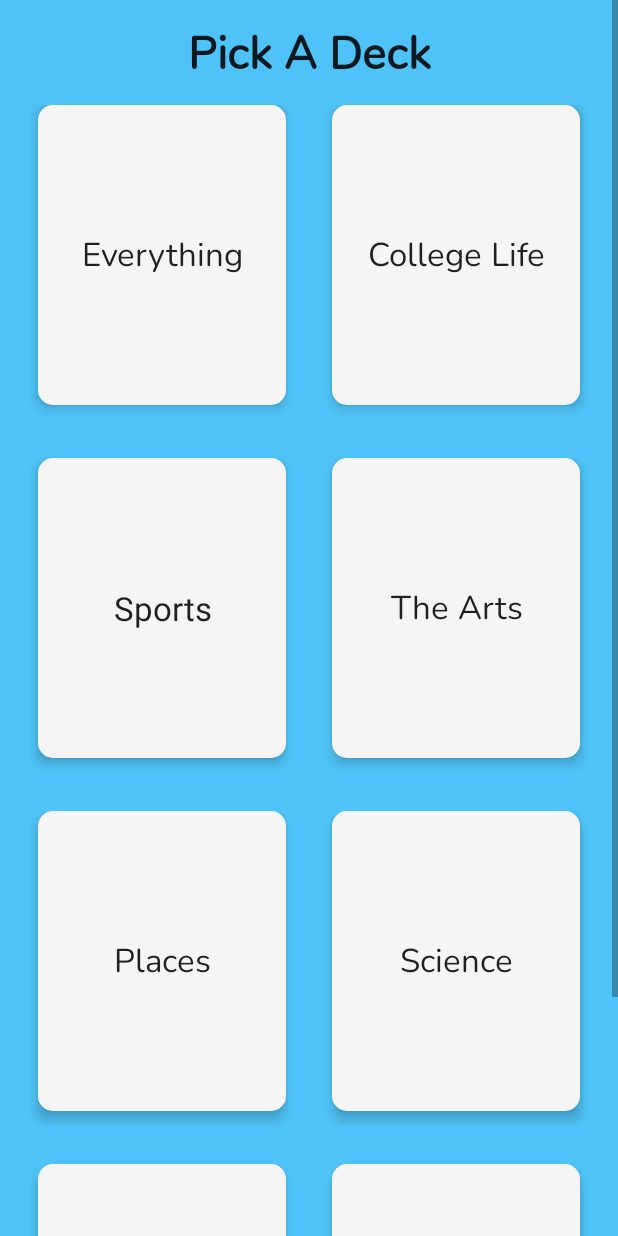
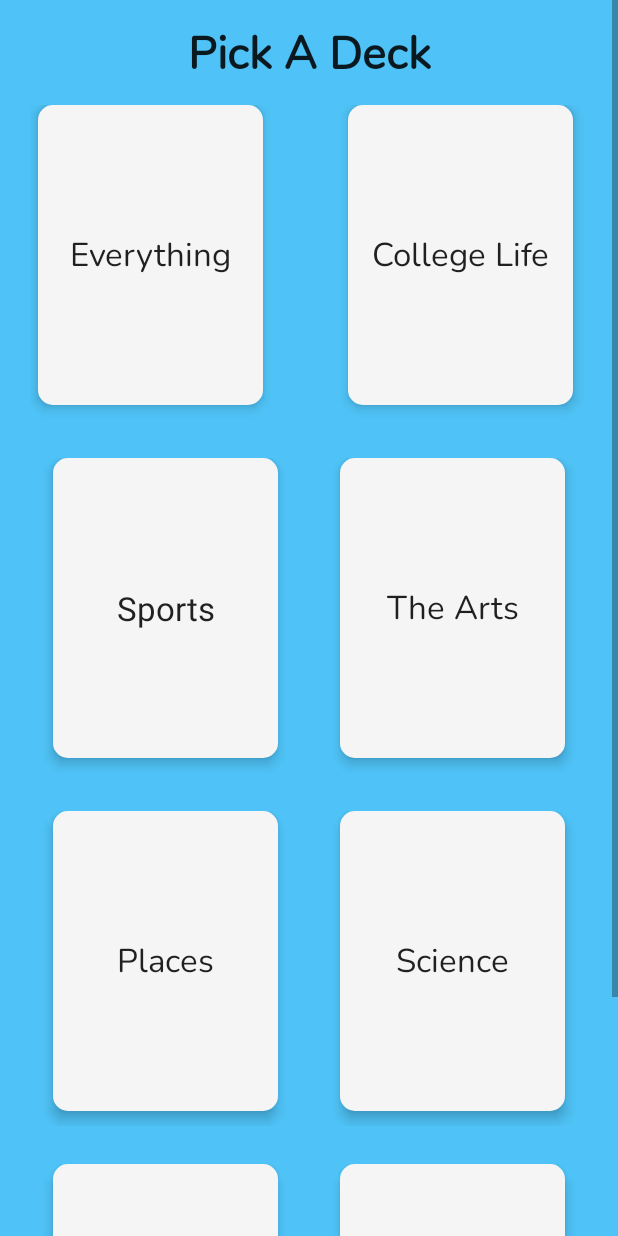
Before and after one commit to jacksonw765/PhraseCatch, an Android app: the CategoryActivity screen opened directly, with no data from a screen before it, on a phone screen of 412 x 824 dp. Run offline under Robolectric (Android 15) with nearby library versions, the phone set to English and light mode, and no system bars; our stand-ins replace AdMob.

Commit message:
updated add exceptions

```diff
--- a/app/src/main/java/com/jacksonw765/phrasecatch/PlayActivity.java
+++ b/app/src/main/java/com/jacksonw765/phrasecatch/PlayActivity.java
@@ -55,6 +55,7 @@ public class PlayActivity extends AppCompatActivity {
         super.onCreate(savedInstanceState);
         setContentView(R.layout.activity_play);
 
+        try {
             MobileAds.initialize(this, "ca-app-pub-7225811178915318~7129168296");
             interstitialAd = new InterstitialAd(this);
             adview = findViewById(R.id.adView);
@@ -62,6 +63,12 @@ public class PlayActivity extends AppCompatActivity {
             adview.loadAd(adRequest);
             interstitialAd.setAdUnitId("ca-app-pub-7225811178915318/8513120893");
             interstitialAd.loadAd(new AdRequest.Builder().addTestDevice("F1143FF789A53A2B4E5A2837BEE09ABB").build());
+        }
+
+        //call base exception to catch every error
+        catch (Exception e) {
+            e.printStackTrace();
+        }
 
         buttonNext = findViewById(R.id.buttonNext);
         buttonStartStop = findViewById(R.id.buttonStop);
@@ -405,10 +412,12 @@ public class PlayActivity extends AppCompatActivity {
                 .setMessage("Timer is up.")
                 .setPositiveButton("Ok", new DialogInterface.OnClickListener() {
                     public void onClick(DialogInterface dialog, int which) {
+                        try {
                             if (interstitialAd.isLoaded()) {
                                 interstitialAd.show();
-                        } else {
-                            System.out.println("NOT LOADED");
+                            }
+                        } catch (Exception e) {
+                            e.printStackTrace();
                         }
                     }
                 })
--- a/app/src/main/res/layout/activity_category.xml
+++ b/app/src/main/res/layout/activity_category.xml
@@ -41,7 +41,7 @@
 
                 <Button
                     android:id="@+id/buttonCatagoryEverything"
-                    android:layout_width="165dp"
+                    android:layout_width="150dp"
                     android:layout_height="200dp"
                     android:layout_marginLeft="5dp"
                     android:layout_marginRight="5dp"
@@ -56,12 +56,12 @@
 
                 <Button
                     android:id="@+id/buttonCollegeLife"
-                    android:layout_width="165dp"
+                    android:layout_width="150dp"
                     android:layout_height="200dp"
                     android:layout_alignParentEnd="true"
                     android:layout_alignParentBottom="false"
                     android:layout_marginLeft="5dp"
-                    android:layout_marginRight="5dp"
+                    android:layout_marginRight="10dp"
                     android:layout_marginBottom="10dp"
                     android:background="@drawable/button_white"
                     android:elevation="5dp"
@@ -84,9 +84,9 @@
 
                 <Button
                     android:id="@+id/buttonSports"
-                    android:layout_width="165dp"
+                    android:layout_width="150dp"
                     android:layout_height="200dp"
-                    android:layout_marginLeft="5dp"
+                    android:layout_marginLeft="15dp"
                     android:layout_marginRight="5dp"
                     android:layout_marginBottom="10dp"
                     android:background="@drawable/button_white"
@@ -97,12 +97,12 @@
 
                 <Button
                     android:id="@+id/buttonEntertainment"
-                    android:layout_width="165dp"
+                    android:layout_width="150dp"
                     android:layout_height="200dp"
                     android:layout_alignParentEnd="true"
                     android:layout_alignParentBottom="false"
                     android:layout_marginLeft="5dp"
-                    android:layout_marginRight="5dp"
+                    android:layout_marginRight="15dp"
                     android:layout_marginBottom="10dp"
                     android:background="@drawable/button_white"
                     android:elevation="5dp"
@@ -126,9 +126,9 @@
 
                 <Button
                     android:id="@+id/buttonPlaces"
-                    android:layout_width="165dp"
+                    android:layout_width="150dp"
                     android:layout_height="200dp"
-                    android:layout_marginLeft="5dp"
+                    android:layout_marginLeft="15dp"
                     android:layout_marginRight="5dp"
                     android:layout_marginBottom="10dp"
                     android:background="@drawable/button_white"
@@ -140,12 +140,12 @@
 
                 <Button
                     android:id="@+id/buttonScience"
-                    android:layout_width="165dp"
+                    android:layout_width="150dp"
                     android:layout_height="200dp"
                     android:layout_alignParentEnd="true"
                     android:layout_alignParentBottom="false"
                     android:layout_marginLeft="5dp"
-                    android:layout_marginRight="5dp"
+                    android:layout_marginRight="15dp"
                     android:layout_marginBottom="10dp"
                     android:background="@drawable/button_white"
                     android:elevation="5dp"
@@ -170,9 +170,9 @@
 
                 <Button
                     android:id="@+id/buttonAnimals"
-                    android:layout_width="165dp"
+                    android:layout_width="150dp"
                     android:layout_height="200dp"
-                    android:layout_marginLeft="5dp"
+                    android:layout_marginLeft="15dp"
                     android:layout_marginRight="5dp"
                     android:layout_marginBottom="10dp"
                     android:background="@drawable/button_white"
@@ -184,12 +184,12 @@
 
                 <Button
                     android:id="@+id/buttonFood"
-                    android:layout_width="165dp"
+                    android:layout_width="150dp"
                     android:layout_height="200dp"
                     android:layout_alignParentEnd="true"
                     android:layout_alignParentBottom="false"
                     android:layout_marginLeft="5dp"
-                    android:layout_marginRight="5dp"
+                    android:layout_marginRight="15dp"
                     android:layout_marginBottom="10dp"
                     android:background="@drawable/button_white"
                     android:elevation="5dp"
```
Lines whose indentation alone changed are shown as unchanged.
